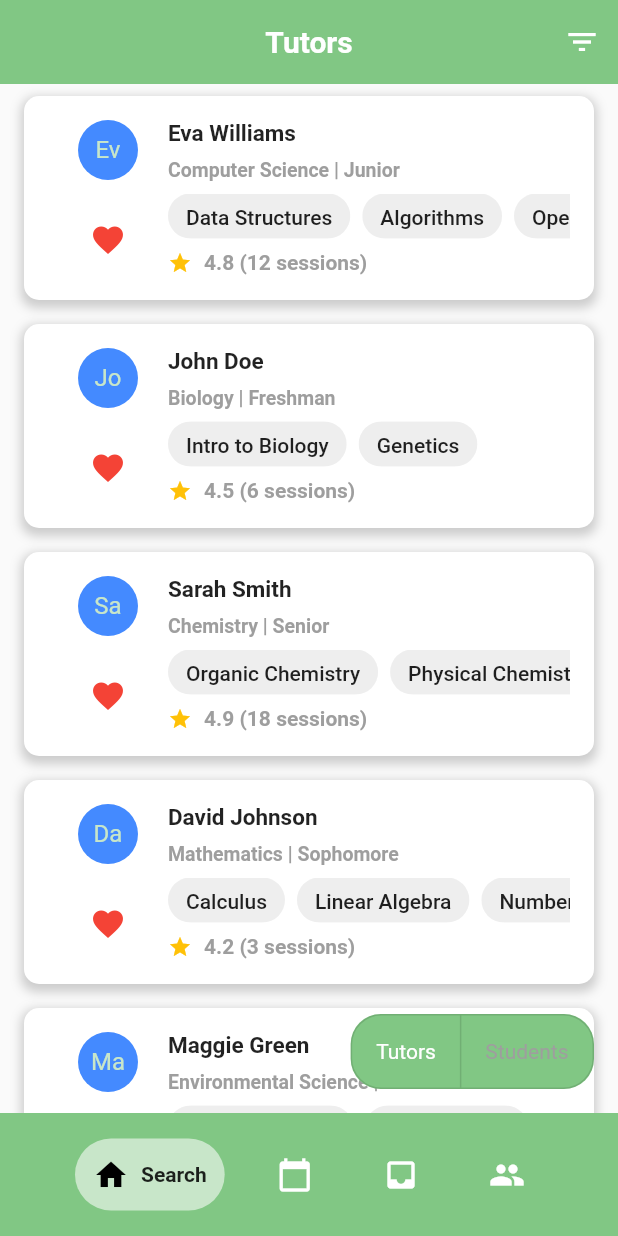
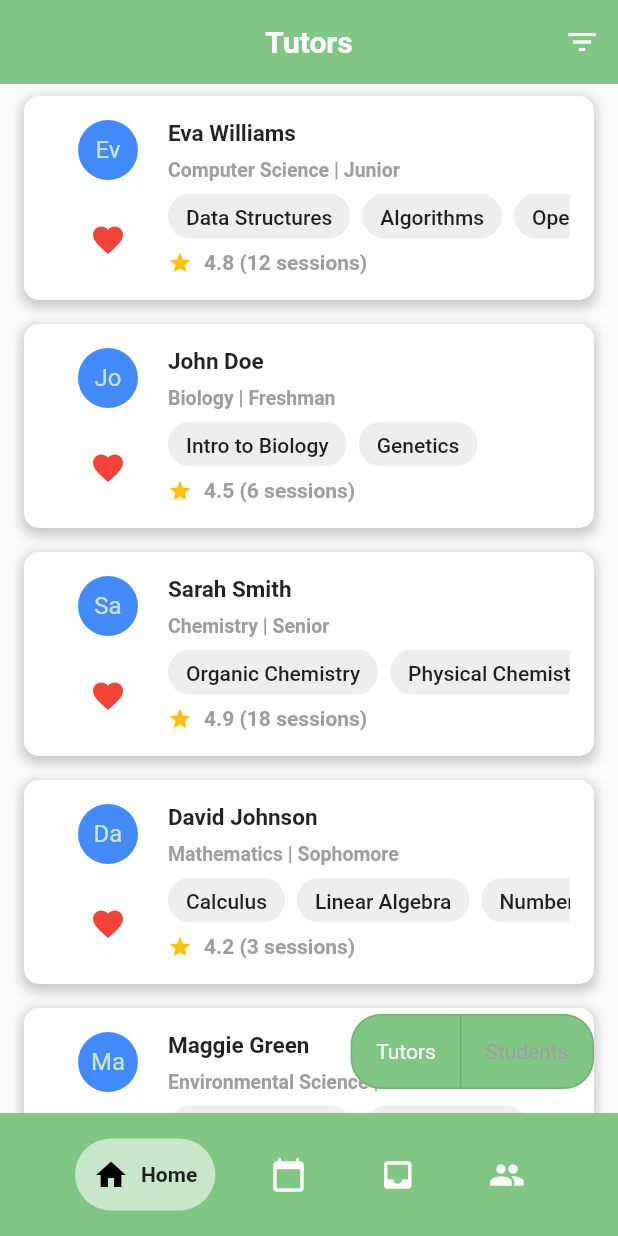
Before and after one commit to tonychengu/project_tutorial, a Flutter app: the screen it shows once a user with an empty profile is signed in, on a phone screen of 412 x 824 dp. Run offline on Flutter 3.47's test engine with Material 2 defaults, Android fonts, the phone set to English and light mode, and no system bars; drawn by our look-alikes of google_nav_bar; our stand-ins replace cloud_firestore, firebase_auth, firebase_core, firebase_storage, flutter_local_notifications, image_picker and 2 more; missing offline and left inert: controller, path_provider_android, path_provider_ios, path_provider_windows, time_range_picker; accounts and stored records are empty.

Commit message:
home ->search

```diff
--- a/lib/main.dart
+++ b/lib/main.dart
@@ -102,7 +102,7 @@ class _RootPageState extends State<RootPage> {
             tabs: const [
               GButton(
                 icon: Icons.home,
-                text: 'Search',
+                text: 'Home',
               ),
               GButton(
                 icon: Icons.calendar_today,
```
Also changed, not shown: lib/page/upcoming_bookings_page.dart (+7 -4 lines).
